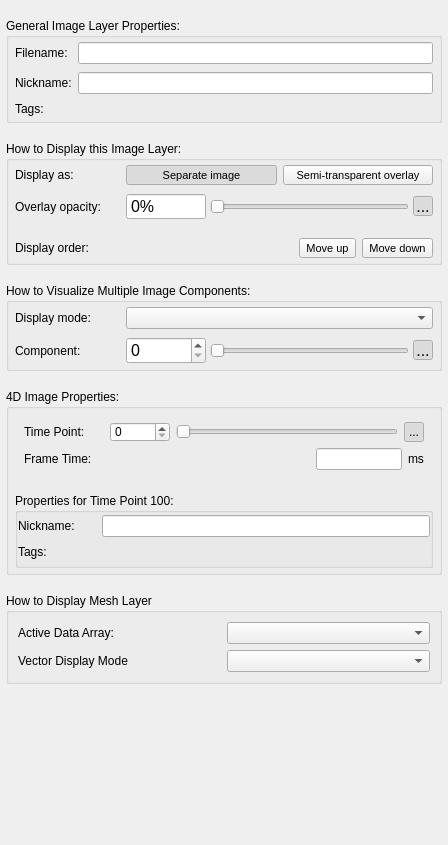
The window that GUI/Qt/Components/GeneralLayerInspector.ui (pyushkevich/itksnap) describes before a commit, drawn with Qt 5.
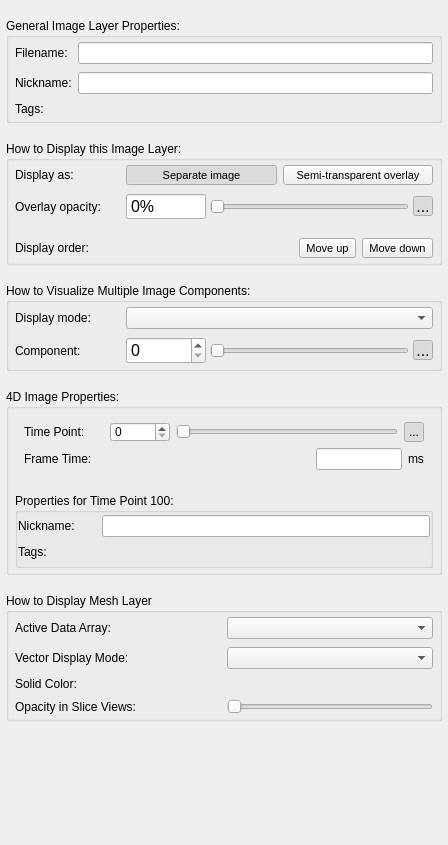
The same window after the commit. Icons and pictures are not drawn. Custom widgets are drawn as their Qt base class.

Commit message: Implemented mesh rendering on 2D views and mesh solid color mode

What changed in the file:
```diff
--- a/GUI/Qt/Components/GeneralLayerInspector.ui
+++ b/GUI/Qt/Components/GeneralLayerInspector.ui
@@ -886,28 +886,55 @@
      <property name="title">
       <string>How to Display Mesh Layer</string>
      </property>
-     <layout class="QGridLayout" name="gridLayout_6">
+     <layout class="QGridLayout" name="gridLayout_6" columnstretch="1,1">
+      <property name="leftMargin">
+       <number>6</number>
+      </property>
+      <property name="topMargin">
+       <number>4</number>
+      </property>
+      <property name="rightMargin">
+       <number>6</number>
+      </property>
+      <property name="bottomMargin">
+       <number>4</number>
+      </property>
+      <property name="horizontalSpacing">
+       <number>6</number>
+      </property>
+      <property name="verticalSpacing">
+       <number>8</number>
+      </property>
+      <item row="0" column="1">
+       <widget class="QComboBox" name="boxMeshDataName">
+        <property name="currentIndex">
+         <number>-1</number>
+        </property>
+       </widget>
+      </item>
+      <item row="1" column="1">
+       <widget class="QComboBox" name="boxMeshVectorMode"/>
+      </item>
       <item row="1" column="0">
-       <layout class="QHBoxLayout" name="layoutMeshDataName">
-        <item>
-         <widget class="QLabel" name="lblMeshDataName">
-          <property name="text">
-           <string>Active Data Array:</string>
-          </property>
-         </widget>
-        </item>
-        <item>
-         <widget class="QComboBox" name="boxMeshDataName">
-          <property name="currentIndex">
-           <number>-1</number>
-          </property>
-         </widget>
-        </item>
-       </layout>
+       <widget class="QLabel" name="lblMeshVectorMode">
+        <property name="text">
+         <string>Vector Display Mode:</string>
+        </property>
+       </widget>
       </item>
       <item row="2" column="0">
-       <widget class="QWidget" name="grpMeshVectorMode" native="true">
-        <layout class="QHBoxLayout" name="horizontalLayout_6">
+       <widget class="QLabel" name="lblMeshSolidColor">
+        <property name="text">
+         <string>Solid Color:</string>
+        </property>
+       </widget>
+      </item>
+      <item row="2" column="1">
+       <widget class="QWidget" name="boxMeshSolidColor" native="true">
+        <layout class="QHBoxLayout" name="horizontalLayout_6" stretch="0,1">
+         <property name="spacing">
+          <number>0</number>
+         </property>
          <property name="leftMargin">
           <number>0</number>
          </property>
@@ -921,18 +948,38 @@
           <number>0</number>
          </property>
          <item>
-          <widget class="QLabel" name="lblMeshVectorMode">
-           <property name="text">
-            <string>Vector Display Mode</string>
-           </property>
-          </widget>
+          <widget class="QColorButtonWidget" name="btnMeshSolidColor" native="true"/>
          </item>
          <item>
-          <widget class="QComboBox" name="boxMeshVectorMode"/>
+          <widget class="QWidget" name="widget_2" native="true"/>
          </item>
         </layout>
        </widget>
       </item>
+      <item row="0" column="0">
+       <widget class="QLabel" name="lblMeshDataName">
+        <property name="text">
+         <string>Active Data Array:</string>
+        </property>
+       </widget>
+      </item>
+      <item row="3" column="0">
+       <widget class="QLabel" name="lblMeshSolidColor_2">
+        <property name="text">
+         <string>Opacity in Slice Views:</string>
+        </property>
+       </widget>
+      </item>
+      <item row="3" column="1">
+       <widget class="QSlider" name="inMeshSliceOpacity">
+        <property name="maximum">
+         <number>100</number>
+        </property>
+        <property name="orientation">
+         <enum>Qt::Orientation::Horizontal</enum>
+        </property>
+       </widget>
+      </item>
      </layout>
     </widget>
    </item>
@@ -958,6 +1005,12 @@
    <header location="global">TagListWidget.h</header>
    <container>1</container>
   </customwidget>
+  <customwidget>
+   <class>QColorButtonWidget</class>
+   <extends>QWidget</extends>
+   <header location="global">QColorButtonWidget.h</header>
+   <container>1</container>
+  </customwidget>
  </customwidgets>
  <tabstops>
   <tabstop>outFilename</tabstop>
```
Left out of the diff: 32 changed lines with no effect on the pictures. The commit also changes 17 other files.
